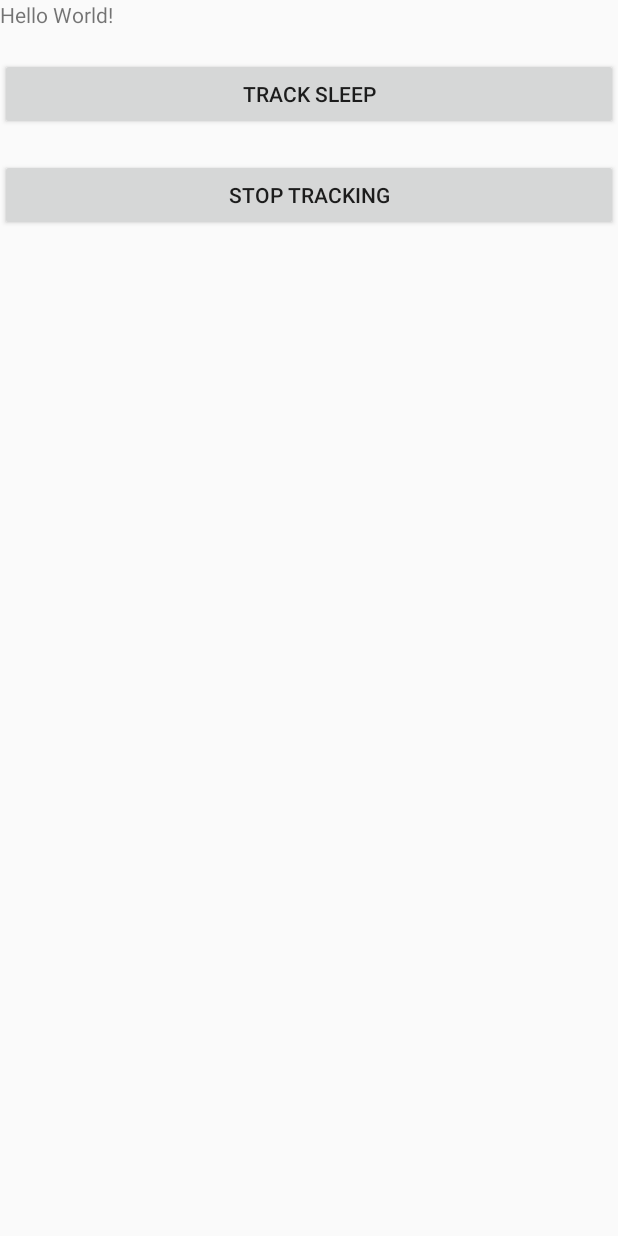
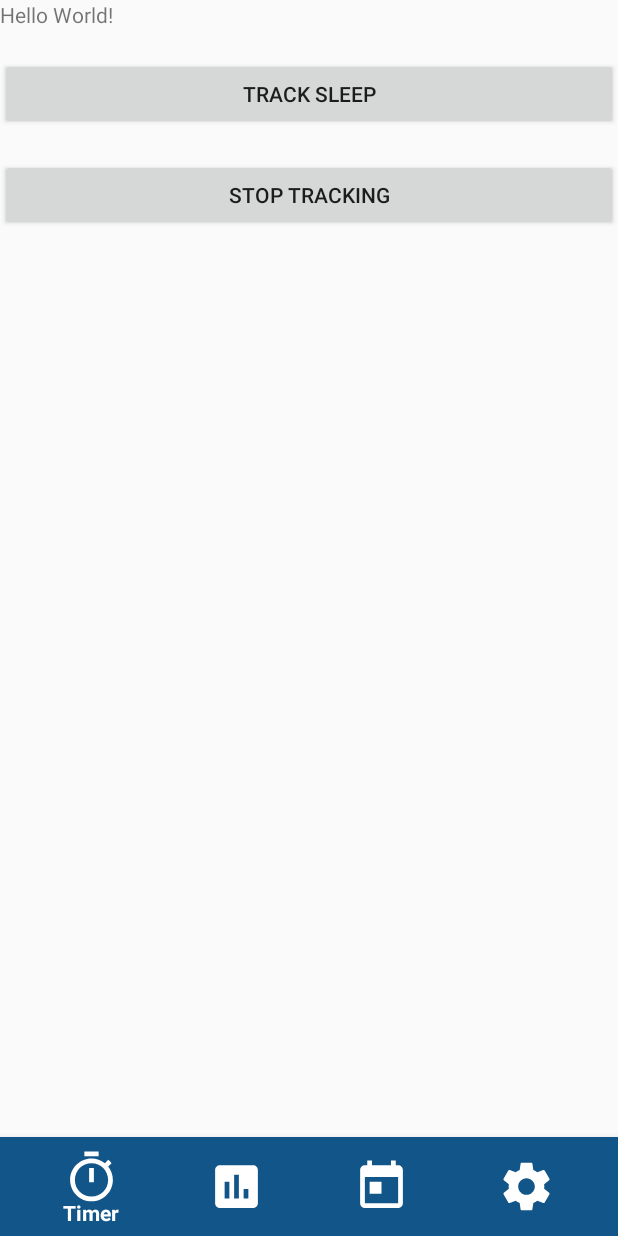
Before and after one commit to calebwagner115/GreenDashPH, an Android app: the layout activity_sleep_track.xml on its own in the app's theme, with its tools: preview values and no code run, on a phone screen of 412 x 824 dp. Run offline under Robolectric (Android 15) with nearby library versions, the phone set to English and light mode, and no system bars.

Commit message:
Add sleep tracking into menu

```diff
--- a/app/src/main/AndroidManifest.xml
+++ b/app/src/main/AndroidManifest.xml
@@ -21,6 +21,7 @@
             android:name=".SettingsActivity"
             android:label="@string/title_activity_settings" />
         <activity android:name=".BreakdownUsage" />
+        <activity android:name=".SleepTrack"/>
         <activity
             android:name=".LoginScreen"
             android:label="@string/title_activity_login_screen"
--- a/app/src/main/java/com/greendashPH/Alarm.java
+++ b/app/src/main/java/com/greendashPH/Alarm.java
@@ -85,7 +85,7 @@ public class Alarm extends AppCompatActivity {
 //                    finish();
                     break;
                 case R.id.action_daily:
-                    Intent s = new Intent(Alarm.this, MainActivity.class);
+                    Intent s = new Intent(Alarm.this, SleepTrack.class);
                     startActivity(s);
                     finish();
                     break;
@@ -95,9 +95,9 @@ public class Alarm extends AppCompatActivity {
                     finish();
                     break;
                 case R.id.action_setting:
-                    Intent u = new Intent(Alarm.this, MainActivity.class);
+                    Intent u = new Intent(Alarm.this, SettingsActivity.class);
                     startActivity(u);
-                    finish();
+                    //finish();
                     break;
             }
             return false;
--- a/app/src/main/java/com/greendashPH/LoginScreen.java
+++ b/app/src/main/java/com/greendashPH/LoginScreen.java
@@ -98,7 +98,7 @@ public class LoginScreen extends AppCompatActivity  {
 
         ProgressBar pb = findViewById(R.id.login_progress);
         pb.setVisibility(View.VISIBLE);
-        Intent homepage = new Intent(this, MainActivity.class);
+        Intent homepage = new Intent(this, Alarm.class);
         finish();
         startActivity(homepage);
 
--- a/app/src/main/java/com/greendashPH/MainActivity.java
+++ b/app/src/main/java/com/greendashPH/MainActivity.java
@@ -45,7 +45,7 @@ public class MainActivity extends AppCompatActivity {
                     finish();
                     break;
                 case R.id.action_daily:
-                    Intent s = new Intent(MainActivity.this, Alarm.class);
+                    Intent s = new Intent(MainActivity.this, SleepTrack.class);
                     startActivity(s);
                     finish();
                     break;
@@ -55,9 +55,9 @@ public class MainActivity extends AppCompatActivity {
                     finish();
                     break;
                 case R.id.action_setting:
-                    Intent u = new Intent(MainActivity.this, Alarm.class);
+                    Intent u = new Intent(MainActivity.this, SettingsActivity.class);
                     startActivity(u);
-                    finish();
+                    //finish();
                     break;
             }
             return false;
--- a/app/src/main/res/layout/activity_sleep_track.xml
+++ b/app/src/main/res/layout/activity_sleep_track.xml
@@ -1,4 +1,9 @@
 <?xml version="1.0" encoding="utf-8"?>
+<FrameLayout
+    xmlns:android="http://schemas.android.com/apk/res/android"
+    xmlns:app="http://schemas.android.com/apk/res-auto"
+    android:layout_width="match_parent"
+    android:layout_height="match_parent">
 <LinearLayout
     xmlns:android="http://schemas.android.com/apk/res/android"
     xmlns:tools="http://schemas.android.com/tools"
@@ -37,3 +42,15 @@
         android:onClick="onStop"/>
 
 </LinearLayout>
+    <android.support.design.widget.BottomNavigationView
+        android:id="@+id/bottom_navigation"
+        android:layout_width="match_parent"
+        android:layout_height="wrap_content"
+        android:layout_gravity="bottom"
+        android:background="#125588"
+        app:itemIconTint="#ffffff"
+        app:itemTextColor="#ffffff"
+        app:menu="@menu/bottom_menu"
+        app:itemIconSize="@dimen/bottom_navigation_icon_size"
+        />
+</FrameLayout>
```
Also changed, not shown: app/src/main/java/com/greendashPH/SleepTrack.java (+37 -0 lines).
